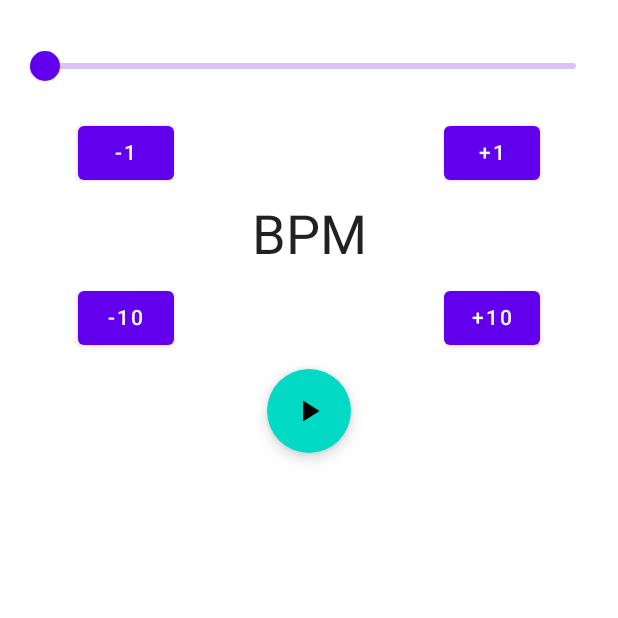
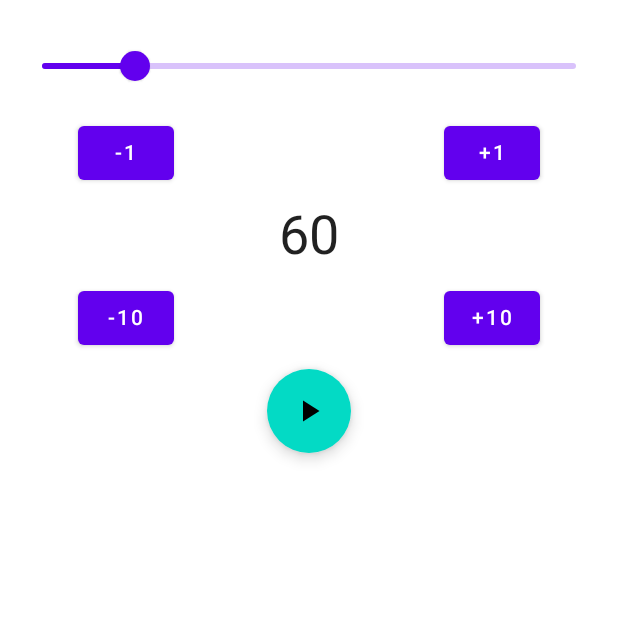
Before and after one commit to salmanzaheer/Nome-Android, an Android app built with Jetpack Compose: the screen it shows after launch (MainActivity), after a tap on "+1", on a phone screen of 412 x 824 dp, the top half of it. Run offline under Robolectric (Android 15) with nearby library versions, the phone set to English and light mode, and no system bars; 1 other tap on this screen came first.

Commit message:
connected buttons and slider

```diff
--- a/app/src/main/java/com/example/nome/MainActivity.kt
+++ b/app/src/main/java/com/example/nome/MainActivity.kt
@@ -36,7 +36,10 @@ class MainActivity : ComponentActivity() {
 @Composable
 fun MainScreen() {
     var sliderPosition by remember {
-        mutableStateOf(0f)
+        mutableStateOf(60f)
+    }
+    val bpm: MutableState<Int> = remember {
+        mutableStateOf(60)
     }
     //container
     Column (
@@ -53,42 +56,57 @@ fun MainScreen() {
         //slider
         Slider(
             value = sliderPosition,
-            valueRange = 0f..100f,
-            onValueChange = {sliderPosition = it}
+            valueRange = 20f..255f,
+            onValueChange = {
+                sliderPosition = it
+                bpm.value = sliderPosition.toInt()
+            }
         )
 
         // buttons +-1 bpm
         Row(
             modifier = Modifier.padding(10.dp)
         ) {
-            Button(onClick = { /*TODO*/ }) {
+            Button(onClick = {
+                bpm.value -= 1
+                sliderPosition = bpm.value.toFloat()
+            }) {
                 Text(text = "-1")
             }
 
             Spacer(modifier = Modifier.width(180.dp))
 
-            Button(onClick = { /*TODO*/ }) {
+            Button(onClick = {
+                bpm.value += 1
+                sliderPosition = bpm.value.toFloat()
+            }) {
                 Text(text = "+1")
             }
         }
 
         // display BPM
         Text(
-            text = "BPM",
-            fontSize = 36.sp
+            text = bpm.value.toString(),
+            fontSize = 36.sp,
         )
 
         // buttons +-10 bpm
         Row(
             modifier = Modifier.padding(10.dp)
         ) {
-            Button(onClick = { /*TODO*/ }) {
+            Button(onClick = {
+                bpm.value -= 10
+                sliderPosition = bpm.value.toFloat()
+            }) {
                 Text(text = "-10")
             }
 
             Spacer(modifier = Modifier.width(180.dp))
 
-            Button(onClick = { /*TODO*/ }) {
+            Button(onClick = {
+                bpm.value += 10
+                sliderPosition = bpm.value.toFloat()
+            }) {
                 Text(text = "+10")
             }
         }
```
